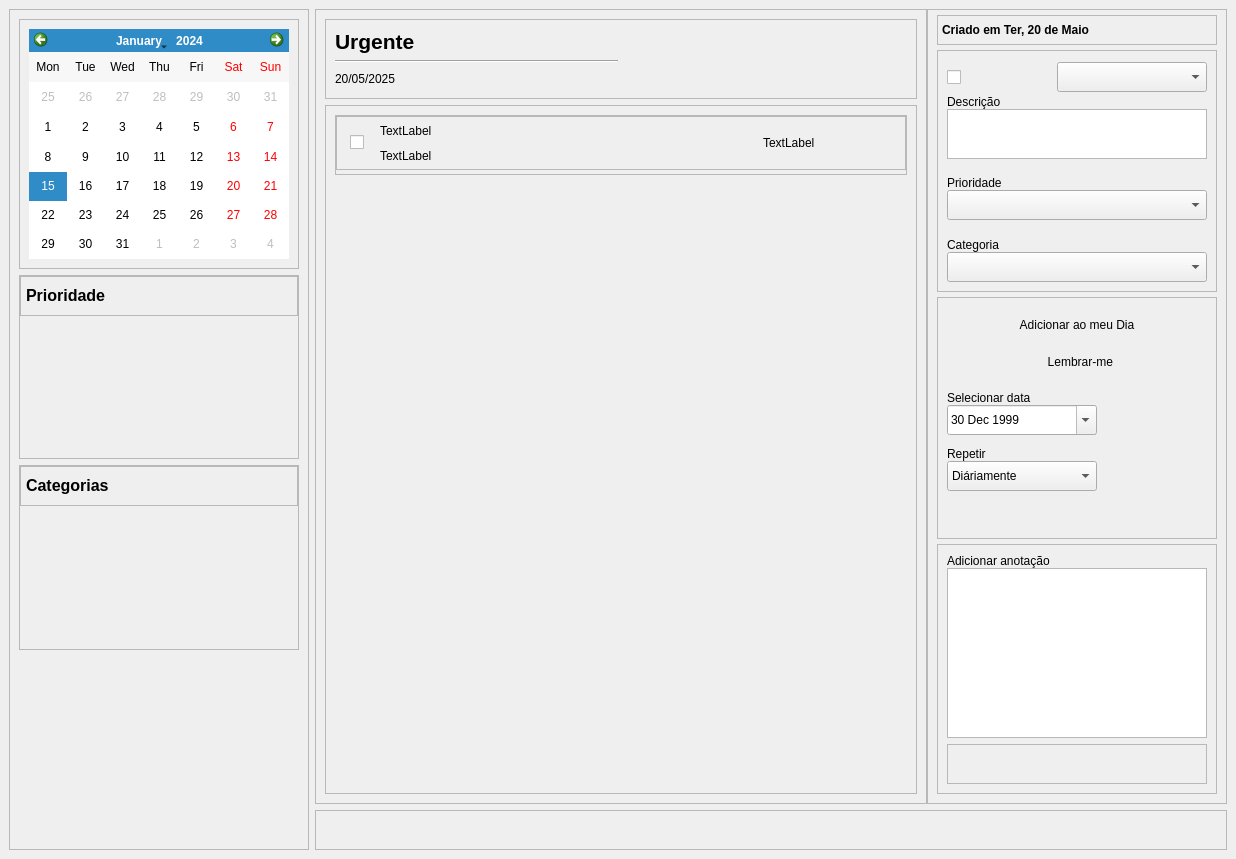
Before: the Qt Designer form ui/main.ui in EduardoFerreira22/My-To-do, drawn with Qt 5.
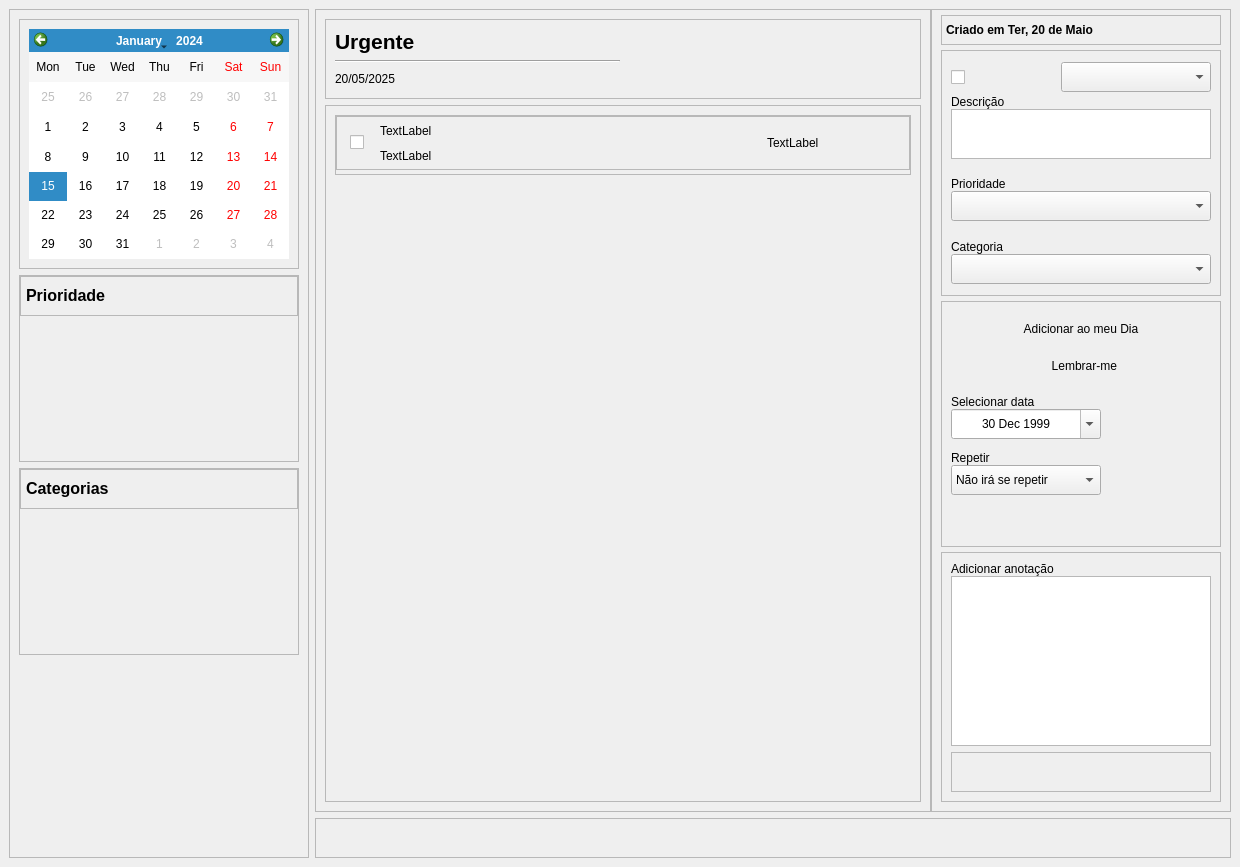
After: the same form once the commit is applied. Icons and pictures are not drawn.

What changed in the file:
```diff
--- a/ui/main.ui
+++ b/ui/main.ui
@@ -6,8 +6,8 @@
    <rect>
     <x>0</x>
     <y>0</y>
-    <width>1236</width>
-    <height>859</height>
+    <width>1240</width>
+    <height>867</height>
    </rect>
   </property>
   <property name="windowTitle">
@@ -502,8 +502,8 @@
                  <rect>
                   <x>0</x>
                   <y>0</y>
-                  <width>590</width>
-                  <height>687</height>
+                  <width>594</width>
+                  <height>695</height>
                  </rect>
                 </property>
                 <layout class="QVBoxLayout" name="verticalLayout_12">
@@ -969,6 +969,11 @@
                       <property name="placeholderText">
                        <string>Status</string>
                       </property>
+                      <item>
+                       <property name="text">
+                        <string/>
+                       </property>
+                      </item>
                       <item>
                        <property name="text">
                         <string>Concluído</string>
@@ -1244,6 +1249,27 @@
                        <height>30</height>
                       </size>
                      </property>
+                     <property name="autoFillBackground">
+                      <bool>false</bool>
+                     </property>
+                     <property name="inputMethodHints">
+                      <set>Qt::InputMethodHint::ImhPreferNumbers</set>
+                     </property>
+                     <property name="wrapping">
+                      <bool>false</bool>
+                     </property>
+                     <property name="alignment">
+                      <set>Qt::AlignmentFlag::AlignCenter</set>
+                     </property>
+                     <property name="buttonSymbols">
+                      <enum>QAbstractSpinBox::ButtonSymbols::UpDownArrows</enum>
+                     </property>
+                     <property name="correctionMode">
+                      <enum>QAbstractSpinBox::CorrectionMode::CorrectToPreviousValue</enum>
+                     </property>
+                     <property name="showGroupSeparator" stdset="0">
+                      <bool>false</bool>
+                     </property>
                      <property name="dateTime">
                       <datetime>
                        <hour>21</hour>
@@ -1290,6 +1316,11 @@
                        <height>30</height>
                       </size>
                      </property>
+                     <item>
+                      <property name="text">
+                       <string>Não irá se repetir</string>
+                      </property>
+                     </item>
                      <item>
                       <property name="text">
                        <string>Diáriamente</string>
```
